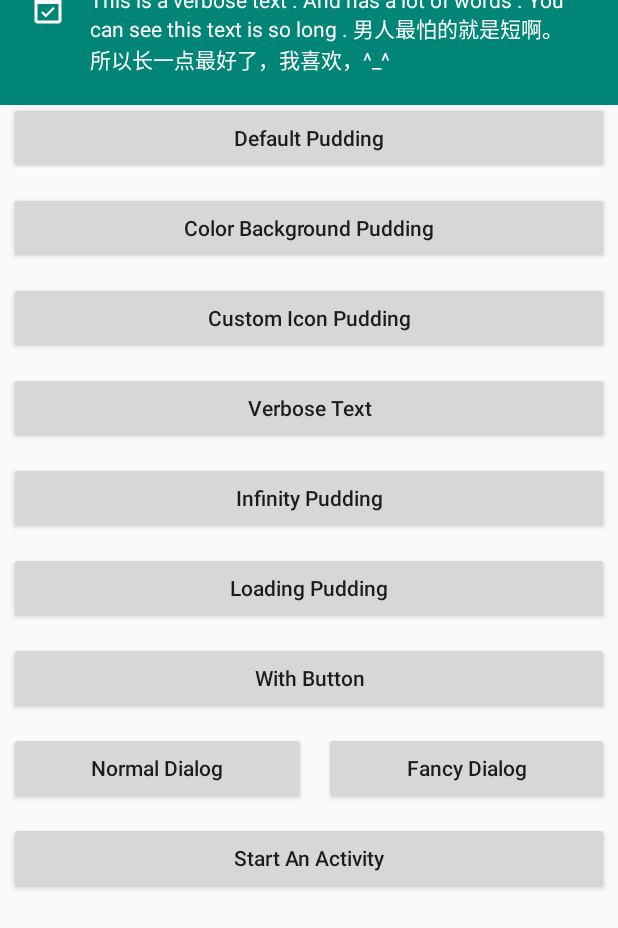
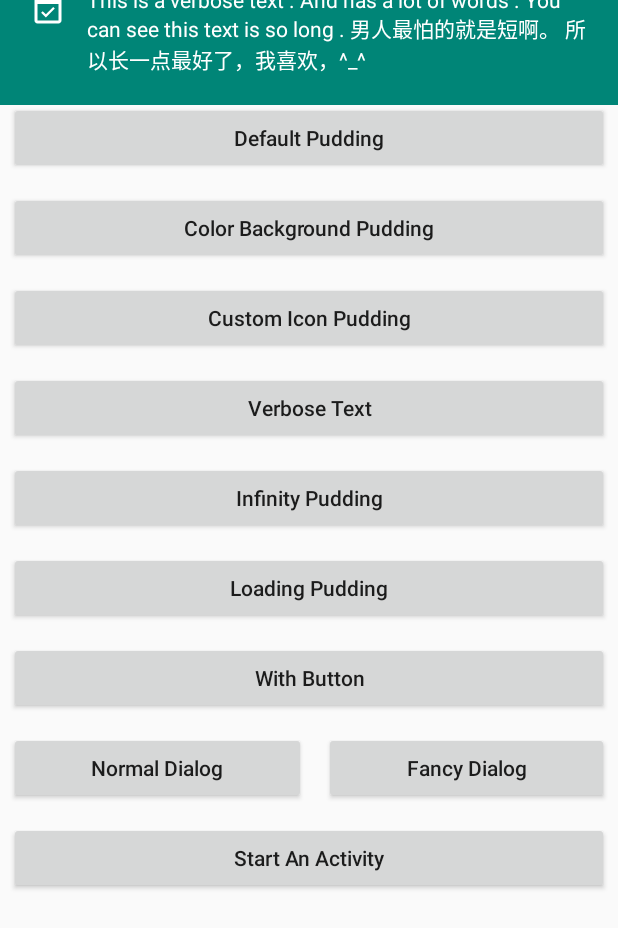
Before and after one commit to o0o0oo00/Pudding, an Android app: the screen it shows after launch (MainActivity), after a tap on "Verbose Text", on a phone screen of 412 x 824 dp. Shown: the top 928 px of the screen. Run offline under Robolectric (Android 15) with nearby library versions, the phone set to English and light mode, and no system bars.

Commit message:
fix bug and add gif

```diff
--- a/pudding/src/main/java/com/zcy/pudding/Pudding.kt
+++ b/pudding/src/main/java/com/zcy/pudding/Pudding.kt
@@ -118,7 +118,9 @@ class Pudding : LifecycleObserver {
                 puddingMapX[activity.toString()]?.choco?.let {
                     if (it.isAttachedToWindow) {
                         ViewCompat.animate(it).alpha(0F).withEndAction {
-                            activity.windowManager.removeViewImmediate(it)
+                            if (it.isAttachedToWindow){
+                                activity.windowManager.removeViewImmediate(it)
+                            }
                         }
                     }
                 }
--- a/pudding/src/main/res/layout/layout_choco.xml
+++ b/pudding/src/main/res/layout/layout_choco.xml
@@ -24,10 +24,19 @@
                 android:layout_width="wrap_content"
                 android:layout_height="wrap_content"
                 app:layout_constraintTop_toTopOf="@+id/content"
-                app:layout_constraintStart_toStartOf="@id/icon"
+                app:layout_constraintStart_toStartOf="parent"
                 app:layout_constraintBottom_toBottomOf="@+id/content"
                 app:srcCompat="@drawable/alerter_ic_notifications"/>
 
+        <Space
+                android:id="@+id/baseDot"
+                android:layout_width="wrap_content"
+                app:layout_constraintTop_toTopOf="@+id/content"
+                app:layout_constraintStart_toStartOf="parent"
+                android:layout_marginStart="@dimen/default_margin"
+                app:layout_constraintBottom_toBottomOf="@+id/content"
+                android:layout_height="wrap_content"
+        />
         <ProgressBar
                 android:id="@+id/progress"
                 android:layout_width="32dp"
@@ -36,17 +45,16 @@
                 android:indeterminateTint="@android:color/white"
                 android:progressTint="@android:color/white"
                 app:layout_constraintTop_toTopOf="@+id/content"
-                app:layout_constraintStart_toStartOf="@id/icon"
+                app:layout_constraintStart_toStartOf="parent"
                 app:layout_constraintBottom_toBottomOf="@+id/content"/>
 
         <LinearLayout
                 android:id="@+id/content"
                 android:layout_width="0dp"
                 app:layout_constraintEnd_toEndOf="parent"
-                app:layout_constraintStart_toEndOf="@id/icon"
+                app:layout_constraintStart_toEndOf="@id/baseDot"
                 app:layout_constraintTop_toTopOf="parent"
-                android:gravity="start"
-                android:layout_marginStart="@dimen/default_margin"
+                android:layout_marginStart="@dimen/big_margin"
                 android:orientation="vertical"
                 android:layout_height="wrap_content">
 
--- a/pudding/src/main/res/values/dimens.xml
+++ b/pudding/src/main/res/values/dimens.xml
@@ -11,5 +11,6 @@
     <dimen name="small_margin">6dp</dimen>
     <dimen name="mini_margin">2dp</dimen>
     <dimen name="default_margin">10dp</dimen>
+    <dimen name="big_margin">22dp</dimen>
 
 </resources>
```
Also changed, not shown: 2 other files.
